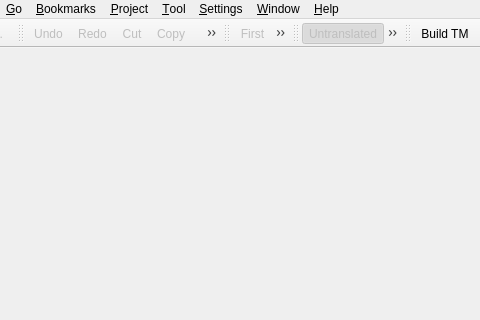
The window that pootling/ui/MainEditor.ui (cc-archive/pootle) describes before a commit, drawn with Qt 5; both pictures show x 114 to 594 and y 0 to 320 of the 594 by 487 pixel window.
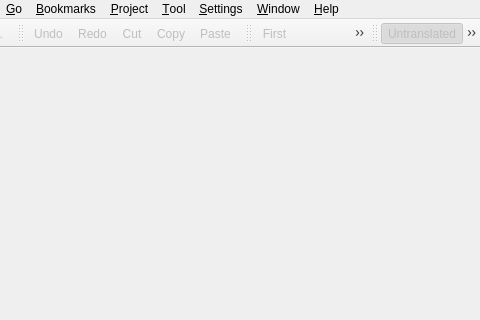
The same window after the commit. Icons and pictures are not drawn.

Commit message: Take out TM toolbar

Patch:
```diff
--- a/pootling/ui/MainEditor.ui
+++ b/pootling/ui/MainEditor.ui
@@ -272,15 +272,6 @@
    <addaction name="actionFilterFuzzy" />
    <addaction name="actionFilterTranslated" />
   </widget>
-  <widget class="QToolBar" name="toolTM" >
-   <property name="orientation" >
-    <enum>Qt::Horizontal</enum>
-   </property>
-   <attribute name="toolBarArea" >
-    <number>4</number>
-   </attribute>
-   <addaction name="actionBuild_TM" />
-  </widget>
   <action name="actionOpen" >
    <property name="icon" >
     <iconset>../images/open.png</iconset>
@@ -1046,7 +1037,7 @@
     <iconset>../images/memory.png</iconset>
    </property>
    <property name="text" >
-    <string>Build &amp;TM...</string>
+    <string>Build TM</string>
    </property>
    <property name="toolTip" >
     <string>Build the translation memory.</string>
```
Left out of the diff: 18 changed lines with no effect on the pictures. The commit also changes 1 other file.
